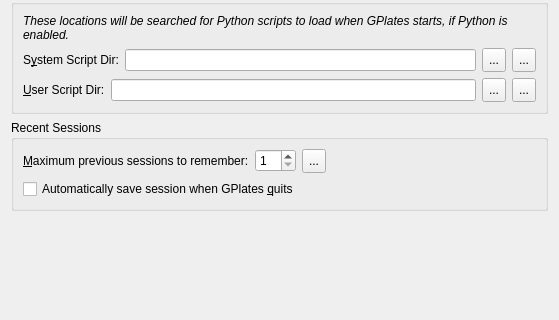
Qt form src/qt-widgets/PreferencesPaneFilesUi.ui (CaliTarheel/GPlates) before a commit; both pictures show x 0 to 559 and y 396 to 716 of the 559 by 716 pixel window.
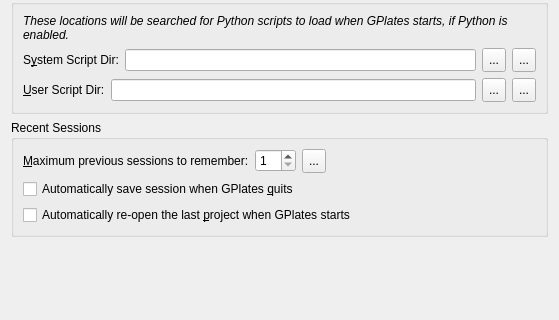
The same form after that commit. Icons and pictures are not drawn.

Commit message: Add a preference to re-open the last project on startup

```diff
--- a/src/qt-widgets/PreferencesPaneFilesUi.ui
+++ b/src/qt-widgets/PreferencesPaneFilesUi.ui
@@ -560,6 +560,16 @@
         </property>
        </widget>
       </item>
+      <item>
+       <widget class="QCheckBox" name="checkbox_auto_load_last_project">
+        <property name="toolTip">
+         <string>A project file specified on the command-line takes precedence over this.</string>
+        </property>
+        <property name="text">
+         <string>Automatically re-open the last &amp;project when GPlates starts</string>
+        </property>
+       </widget>
+      </item>
      </layout>
     </widget>
    </item>
```
The commit also changes 5 other files.
